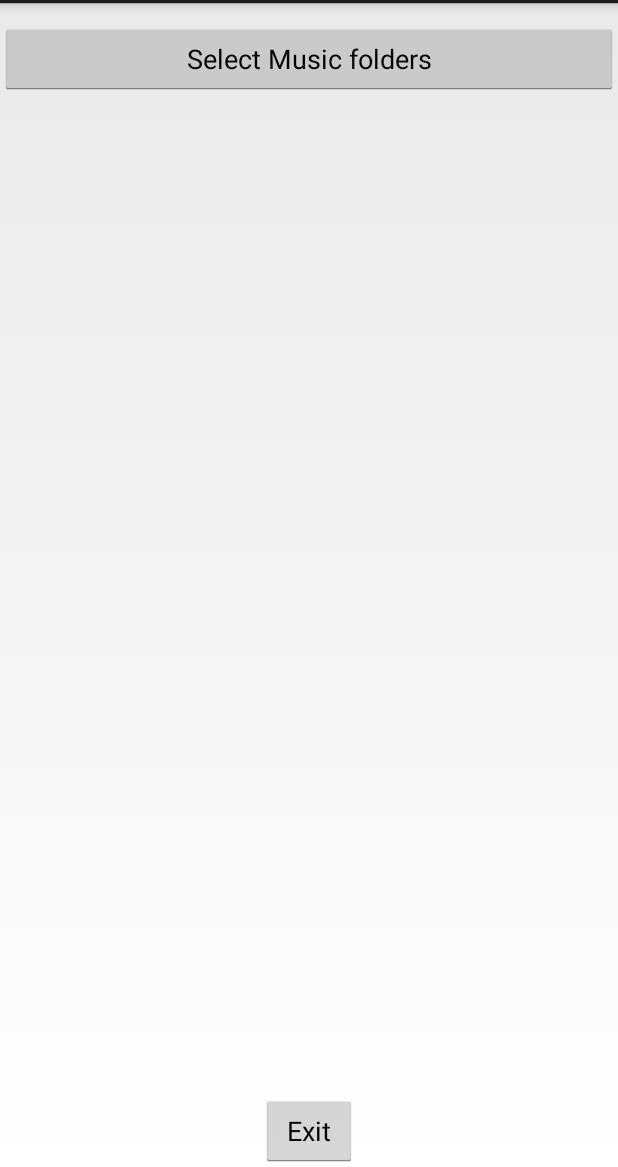
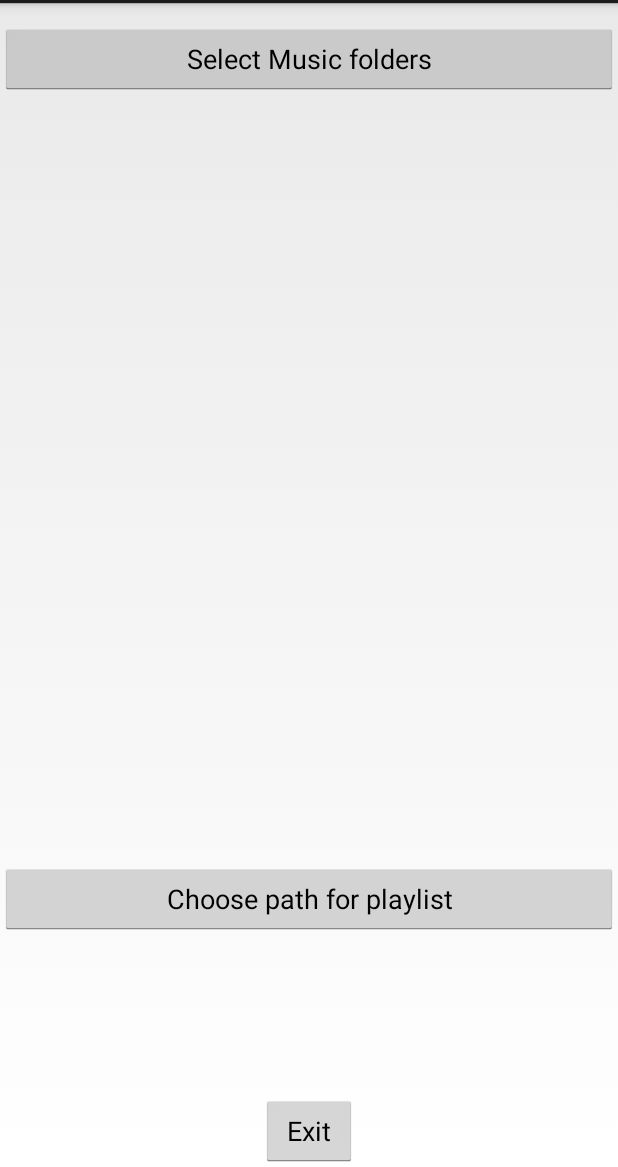
Before and after one commit to pupsikus/PlaylistGenerator, an Android app: the screen it shows after launch (MainActivity), on a phone screen of 412 x 824 dp, the part 69-1236 px from its top. Run offline under Robolectric (Android 15) with nearby library versions, the light colour scheme and no system bars.

Commit message:
Add Buttons for new options.

```diff
--- a/src/main/res/layout/activity_main.xml
+++ b/src/main/res/layout/activity_main.xml
@@ -16,6 +16,15 @@
             android:layout_height="0dip"
             android:layout_weight="1">
         </ListView>
+        <Button
+            android:layout_width="fill_parent"
+            android:layout_height="wrap_content"
+            android:id="@+id/btnPathToPL"
+            android:text="@string/btnPathToPL"/>
+        <TextView
+            android:layout_width="fill_parent"
+            android:layout_height="wrap_content"
+            android:id="@+id/tvPathToPL"/>
         <TableLayout
             android:layout_width="fill_parent"
             android:layout_height="wrap_content"
--- a/src/main/res/values/strings.xml
+++ b/src/main/res/values/strings.xml
@@ -9,5 +9,6 @@
     <string name="tvPLName" >Playlist name:</string>
     <string name="etPLName" >PlaylistGenerator</string>
     <string name="ExitApp" >Exit</string>
+    <string name="btnPathToPL">Choose path for playlist</string>
 
 </resources>
```
Also changed, not shown: src/main/java/com/playlist/playlist_generator/BoxAdapter.java (line endings or trailing spaces), 1 other file.
